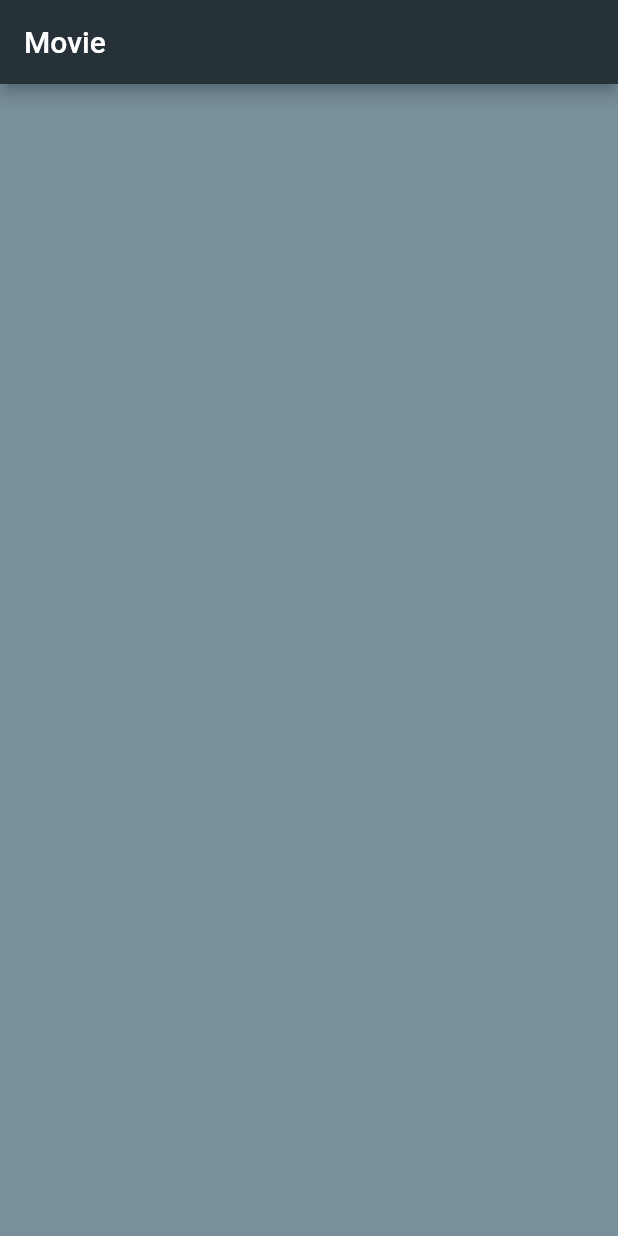
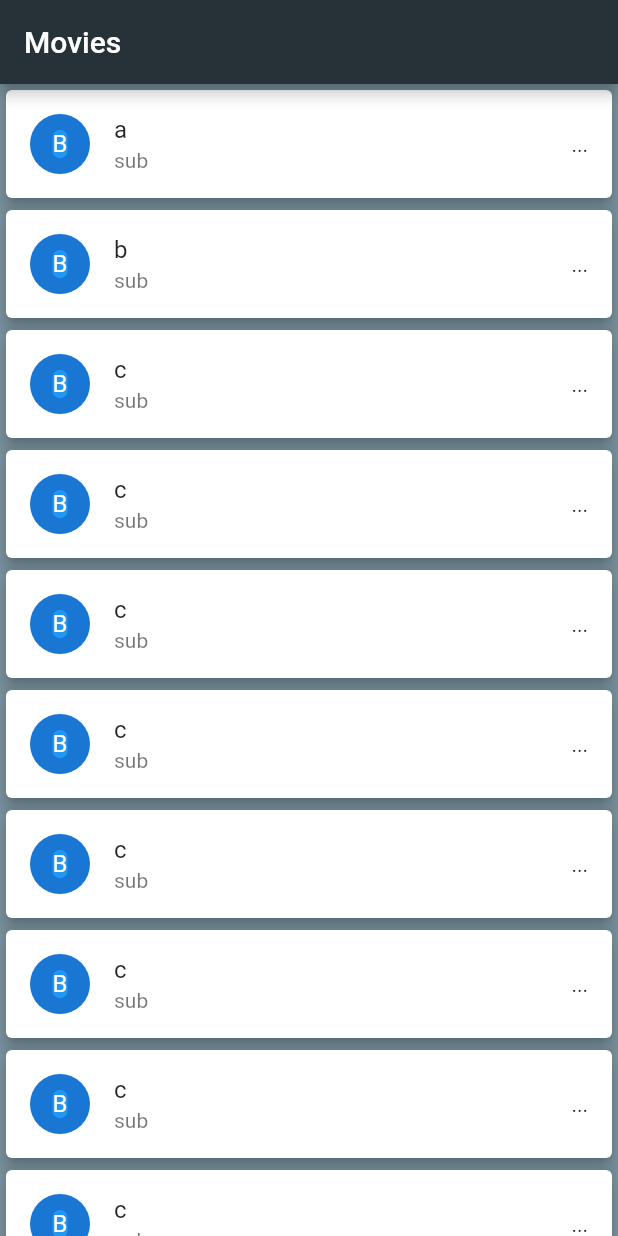
Before and after one commit to TrinhAnBinh/flutter_basic, a Flutter app: the screen it shows after launch, on a phone screen of 412 x 824 dp. Run offline on Flutter 3.47's test engine with Material 2 defaults, Android fonts, the phone set to English and light mode, and no system bars.

```diff
--- a/lib/ui/home.dart
+++ b/lib/ui/home.dart
@@ -3,20 +3,97 @@ import 'package:first_flutter_app/util/hexcolor.dart';
 import 'package:flutter/material.dart';
 
 class MovieListView extends StatelessWidget {
-  const MovieListView({Key? key}) : super(key: key);
+  // const MovieListView({Key? key}) : super(key: key);
+  // List of movie
+  final List movies = [
+    "a",
+    "b",
+    "c",
+    "c",
+    "c",
+    "c",
+    "c",
+    "c",
+    "c",
+    "c",
+    "c",
+    "c",
+  ];
+  @override
+  Widget build(BuildContext context) {
+    return Scaffold(
+      appBar: AppBar(
+        title: Text('Movies'),
+        backgroundColor: Colors.blueGrey.shade900,
+      ),
+      backgroundColor: Colors.blueGrey.shade400,
+      body: ListView.builder(
+          itemCount: movies.length,
+          itemBuilder: (BuildContext context, int index) {
+            return Card(
+              elevation: 4,
+              color: Colors.white,
+              child: ListTile(
+                leading: CircleAvatar(
+                  child: Container(
+                    child: Text('B'),
+                    decoration: BoxDecoration(
+                      color: Colors.blue,
+                      borderRadius: BorderRadius.circular(14),
+                    ),
+                  ),
+                ),
+                trailing: Text('...'),
+                onTap: () => {
+                  Navigator.push(context, MaterialPageRoute(
+                    builder: (context) => MovieListViewDetails(movieName: movies.elementAt(index),)))
+
+                },
+                onLongPress: () => debugPrint('onLongPress ${movies[index]}'),
+                title: Text(movies[index]),
+                subtitle: Text('sub'),
+              ),
+            );
+          }),
+    );
+  }
+}
+
+// New route , pages
+class MovieListViewDetails extends StatelessWidget {
+  final String movieName;
+
+  const MovieListViewDetails({super.key, required this.movieName});
+  // const MovieListViewDetails({Key? key, String .movieName}) : super(key: key);
 
   @override
   Widget build(BuildContext context) {
     return Scaffold(
       appBar: AppBar(
-        title: Text('Movie'),
+        title: Text('Movies'),
         backgroundColor: Colors.blueGrey.shade900,
       ),
-      backgroundColor: Colors.blueGrey.shade400,
+      body: Center(
+        child: Container(
+          child: TextButton.icon(
+            style: TextButton.styleFrom(
+              backgroundColor: Colors.grey,
+              foregroundColor: Colors.white,
+            ),
+            onPressed: () => {
+              Navigator.pop(context)
+            },
+            icon: Icon(Icons.wb_cloudy, size: 20, color: Colors.white),
+            label: Text(
+              'Go back to the ${this.movieName}' + ' now',
+              style: TextStyle(fontWeight: FontWeight.bold, fontSize: 20, color: Colors.white),
+            ),
+          ),
+        ),
+      ),
     );
   }
 }
-
 
 class QuizApp extends StatefulWidget {
   const QuizApp({Key? key}) : super(key: key);
```
Also changed, not shown: 1 other file.
